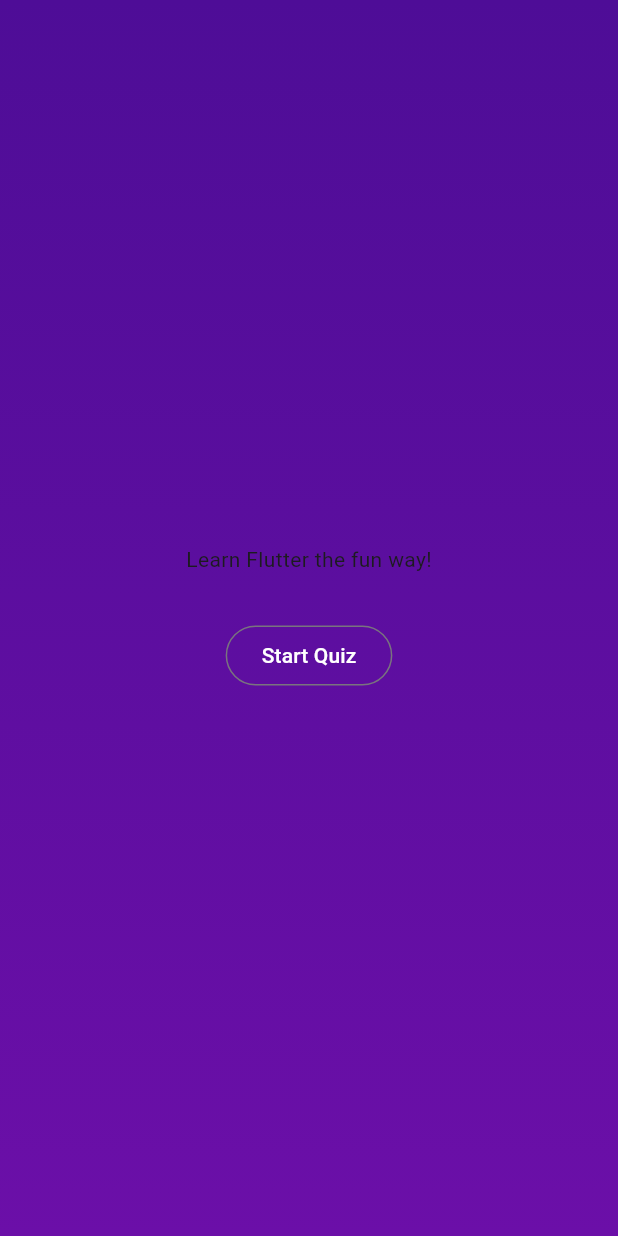
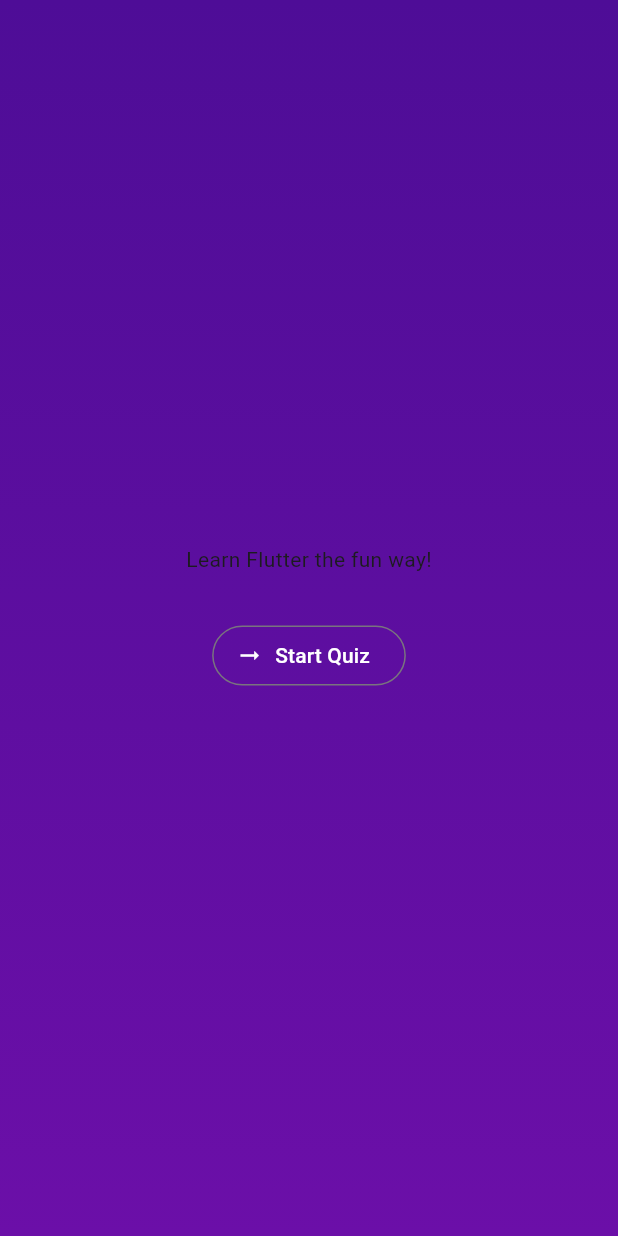
Before and after one commit to Nabin1-chand/flutter-quize_ui, a Flutter app: the screen it shows after launch, after a tap on "Start Quiz", on a phone screen of 412 x 824 dp. Run offline on Flutter 3.47's test engine with Material 3 defaults, Android fonts, the phone set to English and light mode, and no system bars.

Commit message:
refactor the screen

```diff
--- /dev/null
+++ b/lib/Screen/quize_screen.dart
@@ -0,0 +1,32 @@
+import 'package:flutter/material.dart';
+import 'package:quize_app/Screen/start_screen.dart';
+
+class Quiz extends StatefulWidget {
+  const Quiz({super.key});
+
+  @override
+  State<Quiz> createState() => _QuizState();
+}
+
+class _QuizState extends State<Quiz> {
+  @override
+  Widget build(BuildContext context) {
+    return MaterialApp(
+      debugShowCheckedModeBanner: false,
+      home: Scaffold(
+        body: Container(
+          decoration: const BoxDecoration(
+              gradient: LinearGradient(
+            colors: [
+              Color.fromARGB(255, 78, 13, 151),
+              Color.fromARGB(255, 107, 15, 168),
+            ],
+            begin: Alignment.topLeft,
+            end: Alignment.bottomLeft,
+          )),
+          child: const StartScreen(),
+        ),
+      ),
+    );
+  }
+}
--- a/lib/Screen/start_screen.dart
+++ b/lib/Screen/start_screen.dart
@@ -18,10 +18,11 @@ class _StartScreenState extends State<StartScreen> {
         const SizedBox(
           height: 30,
         ),
-        OutlinedButton(
+        OutlinedButton.icon(
             onPressed: () {},
             style: OutlinedButton.styleFrom(foregroundColor: Colors.white),
-            child: const Text('Start Quiz'))
+            icon: const Icon(Icons.arrow_right_alt),
+            label: const Text('Start Quiz'))
       ],
     ));
   }
--- a/lib/main.dart
+++ b/lib/main.dart
@@ -1,22 +1,6 @@
 import 'package:flutter/material.dart';
-import 'package:quize_app/Screen/start_screen.dart';
+import 'package:quize_app/Screen/quize_screen.dart';
 
 void main() {
-  runApp(MaterialApp(
-    debugShowCheckedModeBanner: false,
-    home: Scaffold(
-      body: Container(
-        decoration: const BoxDecoration(
-            gradient: LinearGradient(
-          colors: [
-            Color.fromARGB(255, 78, 13, 151),
-            Color.fromARGB(255, 107, 15, 168),
-          ],
-          begin: Alignment.topLeft,
-          end: Alignment.bottomLeft,
-        )),
-        child: const StartScreen(),
-      ),
-    ),
-  ));
+  runApp(const Quiz());
 }
```
